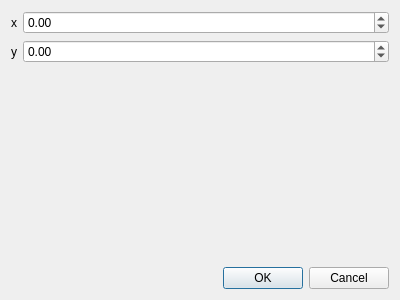
vla5924-practice/computational-methods, file 01_spline/ui/pointdialog.ui: the form before one commit.
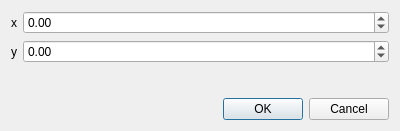
The form after the commit.

```diff
--- a/01_spline/ui/pointdialog.ui
+++ b/01_spline/ui/pointdialog.ui
@@ -7,7 +7,7 @@
     <x>0</x>
     <y>0</y>
     <width>400</width>
-    <height>300</height>
+    <height>131</height>
    </rect>
   </property>
   <property name="windowTitle">
```
Left out of the diff: 2 changed lines with no effect on the pictures.
